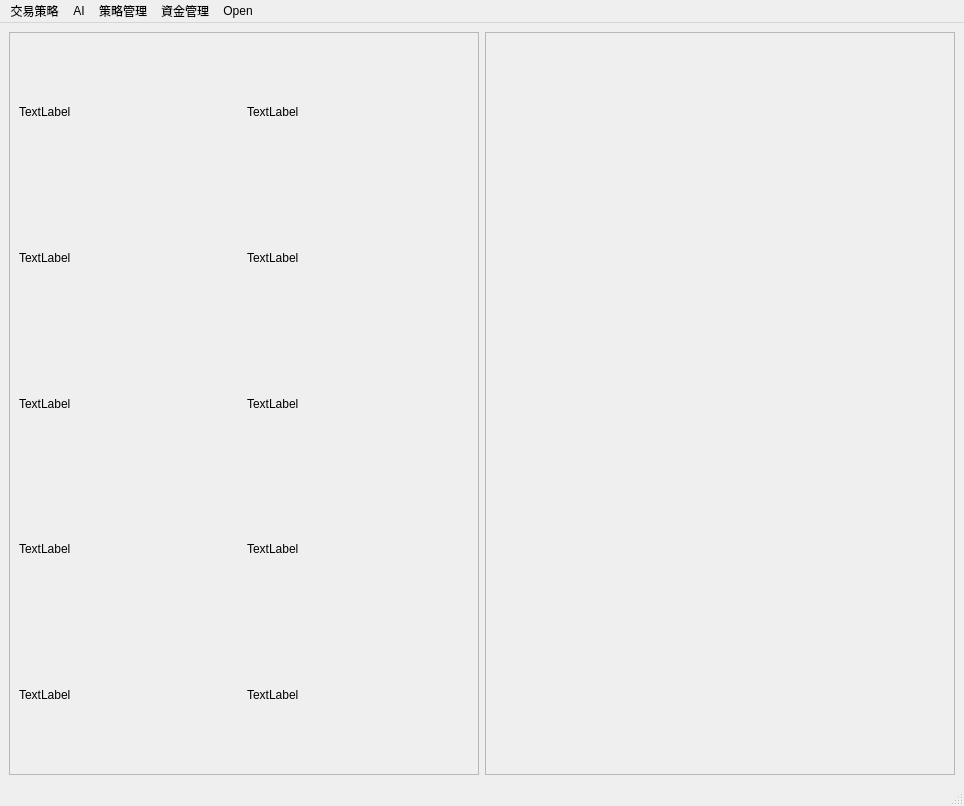
Old version of the form New_UI_for_edit.ui in the repository allen93075/Winner.
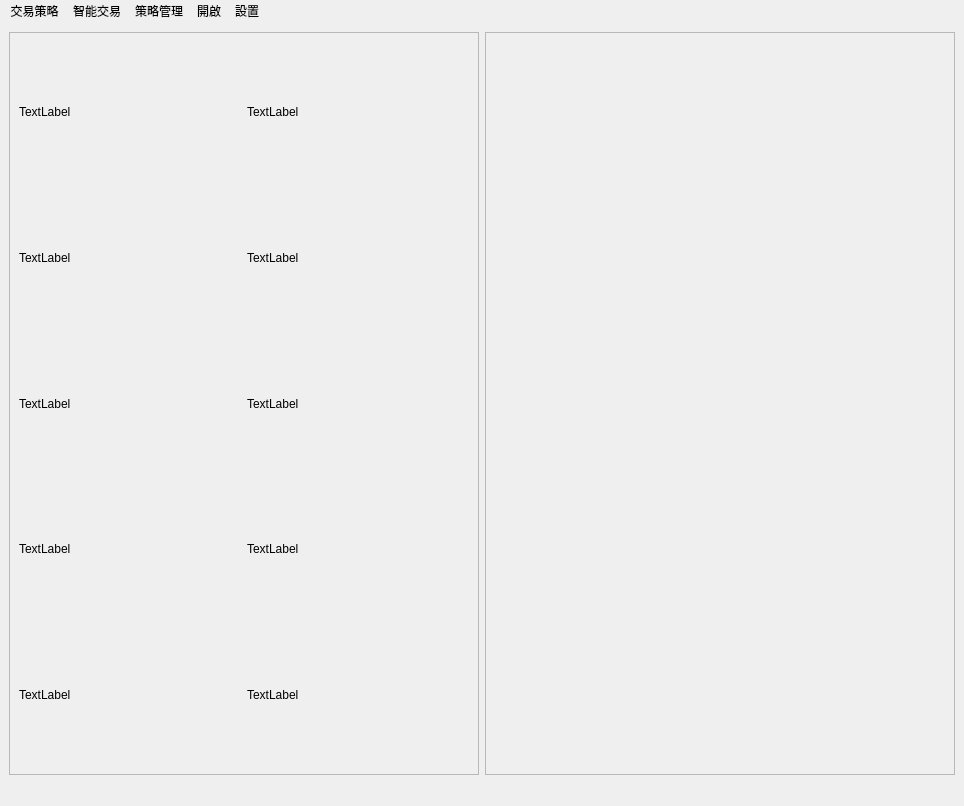
New version of the form.

Commit message: menu修改, ”設置“按鈕內新增”關於我們“視窗

What changed in the file:
```diff
--- a/New_UI_for_edit.ui
+++ b/New_UI_for_edit.ui
@@ -14,7 +14,7 @@
    <string>MainWindow</string>
   </property>
   <property name="styleSheet">
-   <string notr="true"/>
+   <string notr="true">border-color: rgb(242, 242, 242);</string>
   </property>
   <widget class="QWidget" name="centralwidget">
    <layout class="QGridLayout" name="gridLayout_4">
@@ -142,7 +142,7 @@
      <x>0</x>
      <y>0</y>
      <width>964</width>
-     <height>22</height>
+     <height>24</height>
     </rect>
    </property>
    <property name="defaultUp">
@@ -203,35 +203,31 @@
      </size>
     </property>
     <property name="title">
-     <string>AI</string>
+     <string>智能交易</string>
     </property>
     <addaction name="actionRF_2"/>
     <addaction name="actionDT_2"/>
     <addaction name="actionLSTM_2"/>
     <addaction name="actionMLP_2"/>
    </widget>
-   <widget class="QMenu" name="menu_4">
-    <property name="sizeIncrement">
-     <size>
-      <width>0</width>
-      <height>0</height>
-     </size>
-    </property>
-    <property name="title">
-     <string>資金管理</string>
-    </property>
-   </widget>
    <widget class="QMenu" name="menuOpen">
     <property name="title">
-     <string>Open</string>
+     <string>開啟</string>
     </property>
     <addaction name="actionMulticharts"/>
    </widget>
+   <widget class="QMenu" name="menu_4">
+    <property name="title">
+     <string>設置</string>
+    </property>
+    <addaction name="actionAbout"/>
+    <addaction name="actionAboutMC"/>
+   </widget>
    <addaction name="menu_2"/>
    <addaction name="menu_3"/>
    <addaction name="menu"/>
-   <addaction name="menu_4"/>
    <addaction name="menuOpen"/>
+   <addaction name="menu_4"/>
   </widget>
   <widget class="QStatusBar" name="statusbar"/>
   <action name="actionTurlte_2">
```
Left out of the diff: 37 changed lines with no effect on the pictures. The commit also changes 5 other files.
